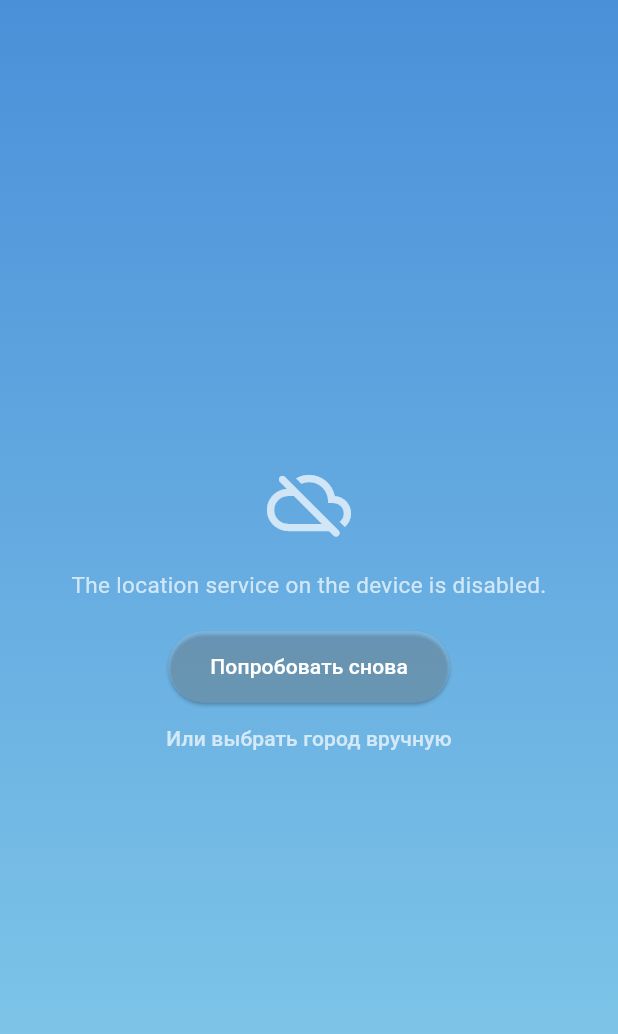
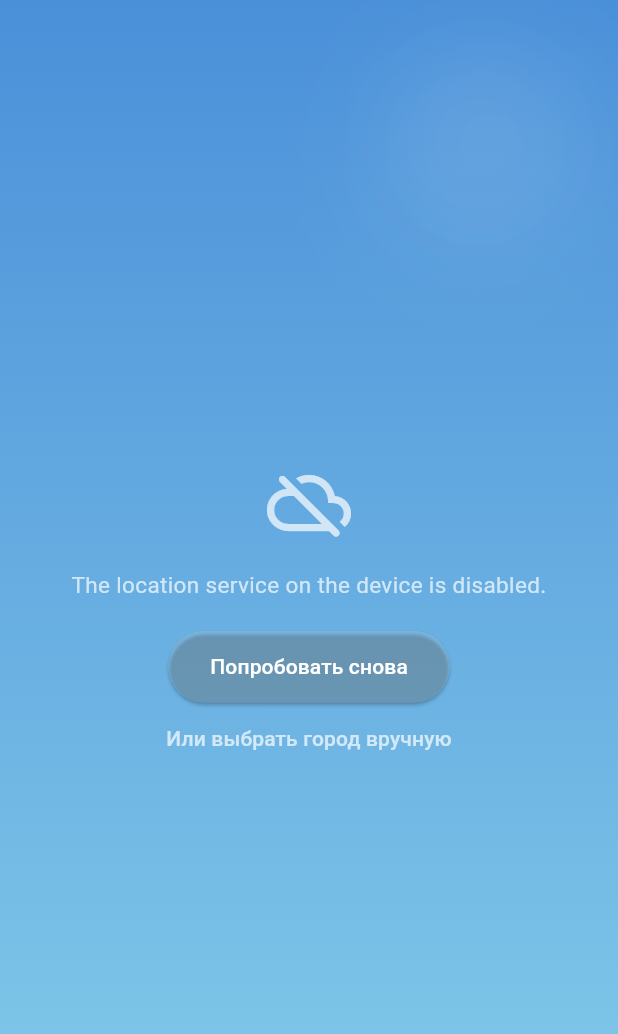
Before and after one commit to alexmargaryan4/weather_app, a Flutter app: the screen it shows after launch, on a phone screen of 412 x 824 dp. Shown: the top 1034 px of the screen. Run offline on Flutter 3.47's test engine with Material 3 defaults, Android fonts, the phone set to English and light mode, and no system bars; our stand-ins replace geolocator, shared_preferences.

Commit message:
Add files via upload

```diff
--- a/weather_app/lib/widgets/animated_background.dart
+++ b/weather_app/lib/widgets/animated_background.dart
@@ -1,4 +1,5 @@
 import 'package:flutter/material.dart';
+import 'weather_particles.dart';
 
 class AnimatedWeatherBackground extends StatelessWidget {
   final String iconCode;
@@ -50,7 +51,14 @@ class AnimatedWeatherBackground extends StatelessWidget {
           colors: _getGradientColors(),
         ),
       ),
-      child: child,
+      child: Stack(
+        fit: StackFit.expand,
+        children: [
+          // Живые погодные частицы: дождь, снег, звёзды или солнечные блики
+          WeatherParticles(iconCode: iconCode),
+          child,
+        ],
+      ),
     );
   }
 }
--- /dev/null
+++ b/weather_app/lib/widgets/weather_particles.dart
@@ -0,0 +1,238 @@
+import 'dart:math' as math;
+import 'package:flutter/material.dart';
+
+/// Живой погодный слой поверх градиентного фона: дождь, снег, мерцающие
+/// звёзды ночью или мягкие блики в ясную погоду — как в приложении погоды Apple.
+class WeatherParticles extends StatefulWidget {
+  final String iconCode;
+
+  const WeatherParticles({super.key, required this.iconCode});
+
+  @override
+  State<WeatherParticles> createState() => _WeatherParticlesState();
+}
+
+enum _ParticleMode { rain, snow, stars, sunFlare, none }
+
+class _WeatherParticlesState extends State<WeatherParticles>
+    with SingleTickerProviderStateMixin {
+  late final AnimationController _controller;
+  late List<_Particle> _particles;
+  _ParticleMode _mode = _ParticleMode.none;
+  final math.Random _random = math.Random(7);
+
+  @override
+  void initState() {
+    super.initState();
+    _controller = AnimationController(
+      vsync: this,
+      duration: const Duration(seconds: 12),
+    )..repeat();
+    _mode = _modeFor(widget.iconCode);
+    _particles = _generateParticles(_mode);
+  }
+
+  @override
+  void didUpdateWidget(covariant WeatherParticles oldWidget) {
+    super.didUpdateWidget(oldWidget);
+    if (oldWidget.iconCode != widget.iconCode) {
+      final newMode = _modeFor(widget.iconCode);
+      if (newMode != _mode) {
+        _mode = newMode;
+        _particles = _generateParticles(_mode);
+      }
+    }
+  }
+
+  _ParticleMode _modeFor(String iconCode) {
+    final isNight = iconCode.endsWith('n');
+    final code = iconCode.length >= 2 ? iconCode.substring(0, 2) : '01';
+
+    if (code == '09' || code == '10' || code == '11') return _ParticleMode.rain;
+    if (code == '13') return _ParticleMode.snow;
+    if (isNight) return _ParticleMode.stars;
+    if (code == '01' || code == '02') return _ParticleMode.sunFlare;
+    return _ParticleMode.none;
+  }
+
+  List<_Particle> _generateParticles(_ParticleMode mode) {
+    final count = switch (mode) {
+      _ParticleMode.rain => 70,
+      _ParticleMode.snow => 45,
+      _ParticleMode.stars => 40,
+      _ParticleMode.sunFlare => 0,
+      _ParticleMode.none => 0,
+    };
+
+    return List.generate(count, (i) {
+      return _Particle(
+        x: _random.nextDouble(),
+        y: _random.nextDouble(),
+        speed: 0.4 + _random.nextDouble() * 0.9,
+        size: 1.0 + _random.nextDouble() * 2.2,
+        phase: _random.nextDouble(),
+        drift: (_random.nextDouble() - 0.5) * 0.4,
+      );
+    });
+  }
+
+  @override
+  void dispose() {
+    _controller.dispose();
+    super.dispose();
+  }
+
+  @override
+  Widget build(BuildContext context) {
+    if (_mode == _ParticleMode.none) return const SizedBox.shrink();
+
+    if (_mode == _ParticleMode.sunFlare) {
+      return IgnorePointer(
+        child: AnimatedBuilder(
+          animation: _controller,
+          builder: (context, child) {
+            return CustomPaint(
+              painter: _SunFlarePainter(progress: _controller.value),
+              size: Size.infinite,
+            );
+          },
+        ),
+      );
+    }
+
+    return IgnorePointer(
+      child: AnimatedBuilder(
+        animation: _controller,
+        builder: (context, child) {
+          return CustomPaint(
+            painter: _ParticlePainter(
+              particles: _particles,
+              progress: _controller.value,
+              mode: _mode,
+            ),
+            size: Size.infinite,
+          );
+        },
+      ),
+    );
+  }
+}
+
+class _Particle {
+  final double x; // 0..1 относительная позиция по горизонтали
+  final double y; // 0..1 начальная позиция по вертикали (используется как фазовый сдвиг)
+  final double speed;
+  final double size;
+  final double phase;
+  final double drift; // для снега — горизонтальное покачивание
+
+  _Particle({
+    required this.x,
+    required this.y,
+    required this.speed,
+    required this.size,
+    required this.phase,
+    required this.drift,
+  });
+}
+
+class _ParticlePainter extends CustomPainter {
+  final List<_Particle> particles;
+  final double progress;
+  final _ParticleMode mode;
+
+  _ParticlePainter({
+    required this.particles,
+    required this.progress,
+    required this.mode,
+  });
+
+  @override
+  void paint(Canvas canvas, Size size) {
+    if (mode == _ParticleMode.rain) {
+      _paintRain(canvas, size);
+    } else if (mode == _ParticleMode.snow) {
+      _paintSnow(canvas, size);
+    } else if (mode == _ParticleMode.stars) {
+      _paintStars(canvas, size);
+    }
+  }
+
+  void _paintRain(Canvas canvas, Size size) {
+    final paint = Paint()
+      ..color = Colors.white.withOpacity(0.35)
+      ..strokeWidth = 1.4
+      ..strokeCap = StrokeCap.round;
+
+    for (final p in particles) {
+      final t = (progress * p.speed * 6 + p.phase) % 1.0;
+      final startY = t * (size.height + 60) - 40;
+      final x = p.x * size.width;
+      final length = 12 + p.size * 4;
+
+      canvas.drawLine(
+        Offset(x, startY),
+        Offset(x - 3, startY + length),
+        paint,
+      );
+    }
+  }
+
+  void _paintSnow(Canvas canvas, Size size) {
+    final paint = Paint()..color = Colors.white.withOpacity(0.75);
+
+    for (final p in particles) {
+      final t = (progress * p.speed * 0.8 + p.phase) % 1.0;
+      final y = t * (size.height + 40) - 20;
+      final swayX = math.sin((t * 2 * math.pi) + p.phase * 10) * (14 + p.drift.abs() * 20);
+      final x = (p.x * size.width) + swayX;
+
+      canvas.drawCircle(Offset(x, y), p.size, paint);
+    }
+  }
+
+  void _paintStars(Canvas canvas, Size size) {
+    for (final p in particles) {
+      final twinkle = (math.sin((progress * 2 * math.pi * p.speed) + p.phase * 10) + 1) / 2;
+      final opacity = 0.15 + twinkle * 0.55;
+      final paint = Paint()..color = Colors.white.withOpacity(opacity);
+      final x = p.x * size.width;
+      final y = p.y * size.height * 0.65; // звёзды только в верхней части неба
+
+      canvas.drawCircle(Offset(x, y), p.size * 0.9, paint);
+    }
+  }
+
+  @override
+  bool shouldRepaint(covariant _ParticlePainter oldDelegate) => true;
+}
+
+/// Мягкие вращающиеся блики света для ясной солнечной погоды.
+class _SunFlarePainter extends CustomPainter {
+  final double progress;
+
+  _SunFlarePainter({required this.progress});
+
+  @override
+  void paint(Canvas canvas, Size size) {
+    final center = Offset(size.width * 0.78, size.height * 0.12);
+    final angle = progress * 2 * math.pi;
+
+    for (int i = 0; i < 3; i++) {
+      final localAngle = angle + (i * 2.1);
+      final radius = 40.0 + i * 26;
+      final offset = Offset(
+        center.dx + math.cos(localAngle) * 6,
+        center.dy + math.sin(localAngle) * 6,
+      );
+      final paint = Paint()
+        ..color = Colors.white.withOpacity(0.05 - i * 0.01)
+        ..maskFilter = const MaskFilter.blur(BlurStyle.normal, 30);
+      canvas.drawCircle(offset, radius, paint);
+    }
+  }
+
+  @override
+  bool shouldRepaint(covariant _SunFlarePainter oldDelegate) =>
+      oldDelegate.progress != progress;
+}
```
